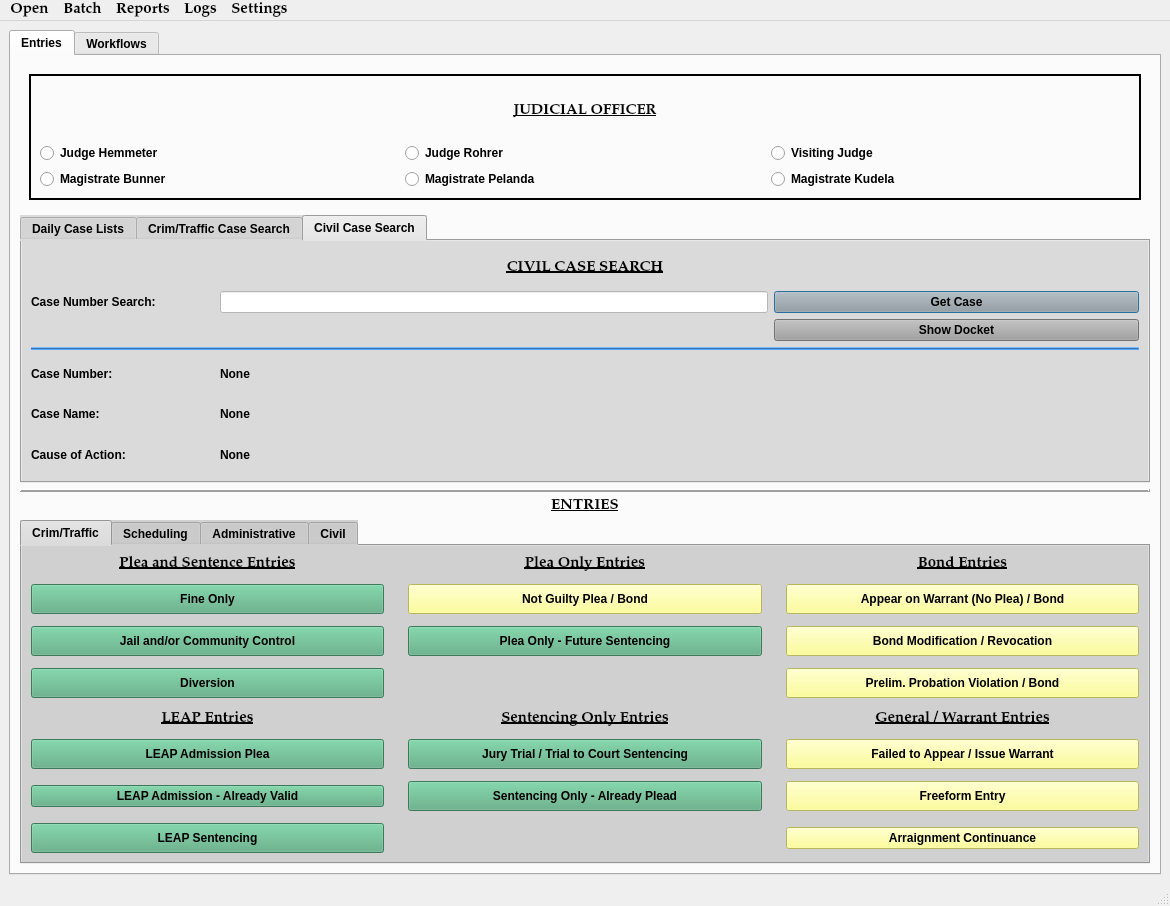
Above: munientry/views/ui/MainWindow.ui from HunterProgram22/MuniEntry before the change. Below: the same form after it.
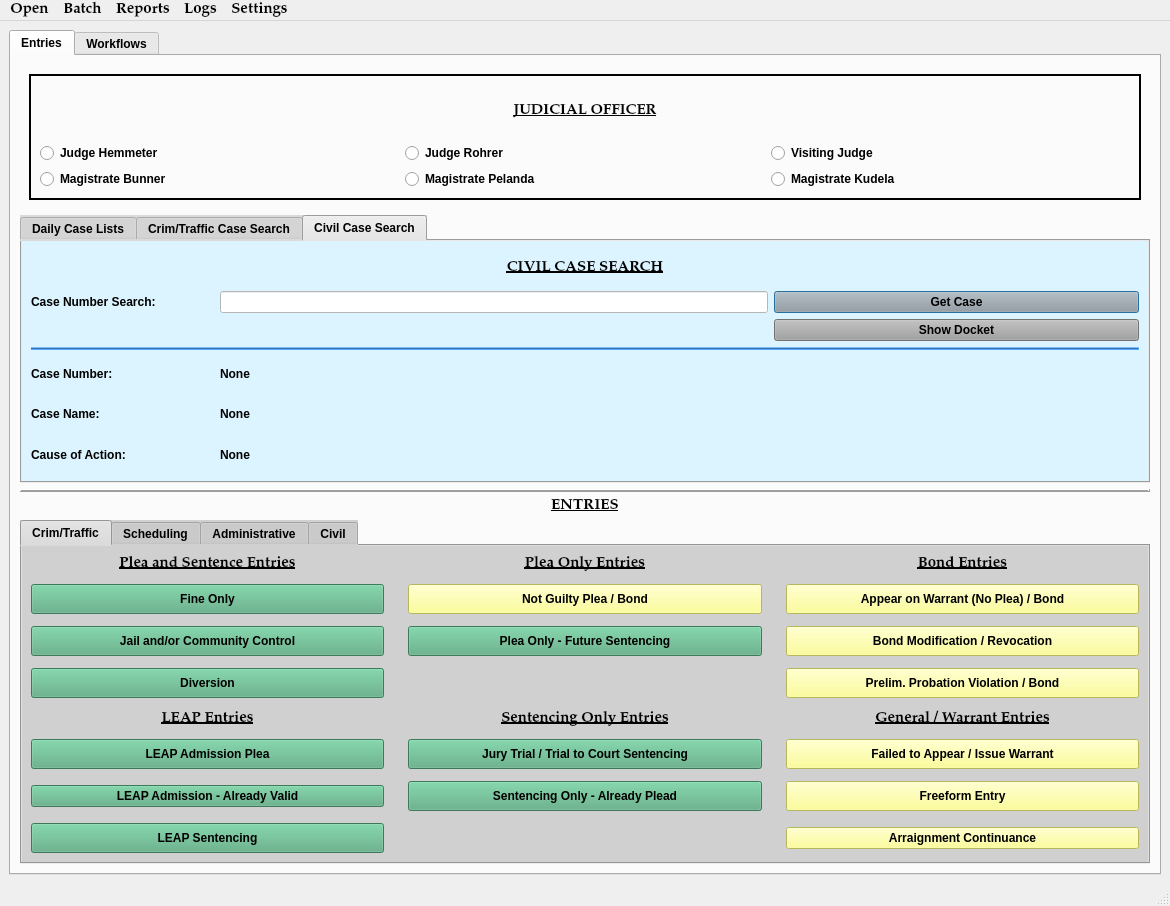
That is the form after the change. The open tabs and pages were chosen to show the change. Custom widgets are drawn as their Qt base class.

Diff of the .ui file:
```diff
--- a/munientry/views/ui/MainWindow.ui
+++ b/munientry/views/ui/MainWindow.ui
@@ -382,6 +382,9 @@
            </layout>
           </widget>
           <widget class="QWidget" name="civil_case_search_tab">
+           <property name="styleSheet">
+            <string notr="true">background-color: rgb(220, 244, 255);</string>
+           </property>
            <attribute name="title">
             <string>Civil Case Search</string>
            </attribute>
```
Left out of the diff: 4 changed lines with no effect on the pictures.
